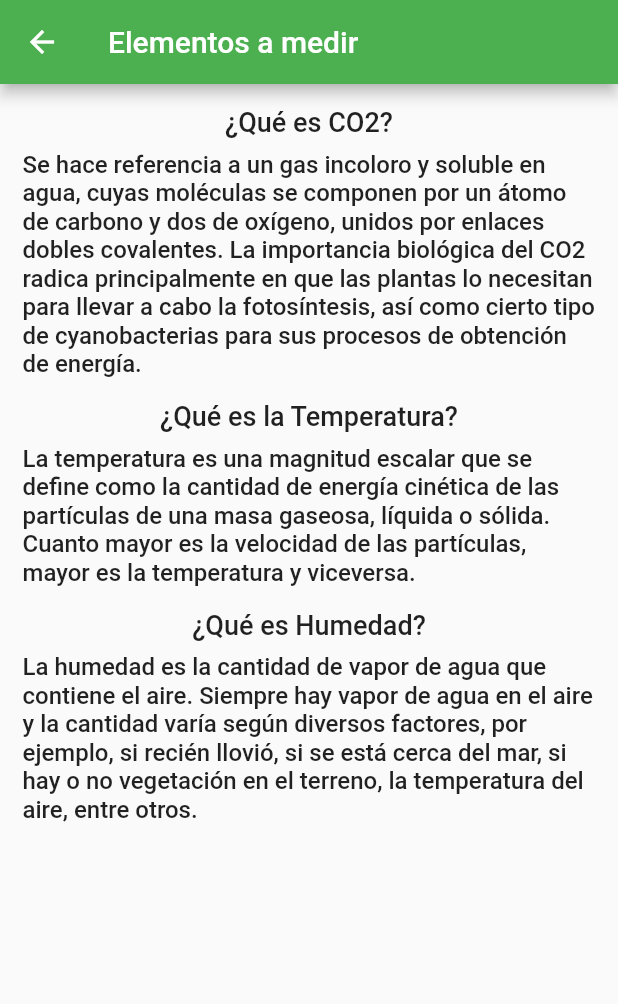
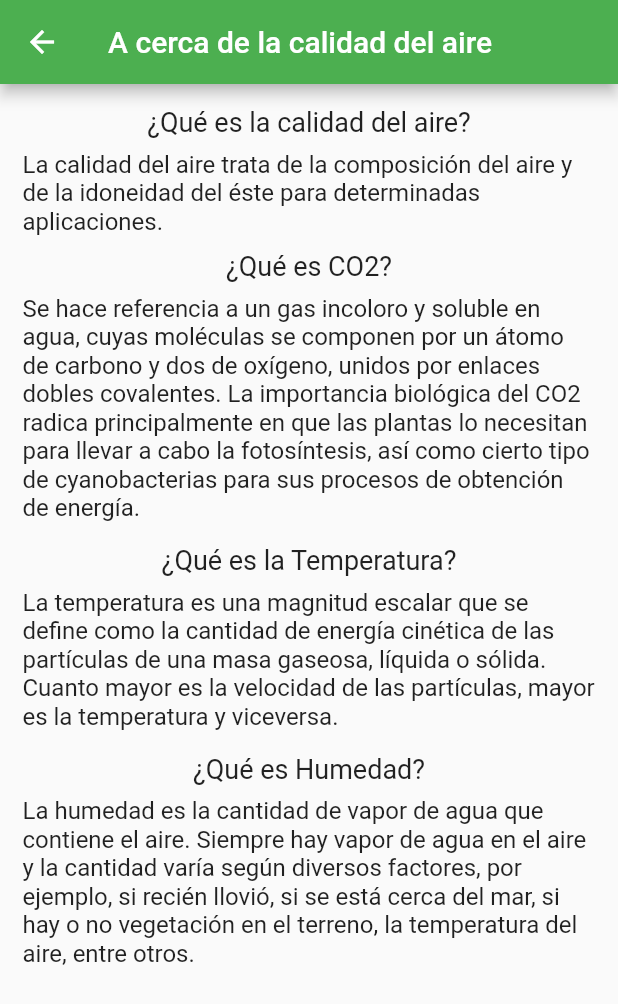
Before and after one commit to Fabiola08/crud, a Flutter app: the InfoPage screen opened directly, on a phone screen of 412 x 824 dp. Shown: the top 1004 px of the screen. Run offline on Flutter 3.47's test engine with Material 2 defaults, Android fonts, the phone set to English and light mode, and no system bars; our stand-ins replace cloud_firestore, firebase_auth, firebase_core, firebase_database, firebase_storage, fluttertoast and 3 more; accounts and stored records are empty.

Commit message:
Cambios de estilo

```diff
--- a/lib/pages/info_page.dart
+++ b/lib/pages/info_page.dart
@@ -10,7 +10,7 @@ class InfoPage extends StatelessWidget {
   Widget build(BuildContext context) {
     return Scaffold(
       appBar: AppBar(
-        title: const Text('Elementos a medir'),
+        title: const Text('A cerca de la calidad del aire'),
         backgroundColor: Colors.green,
       ),
        body: const SingleChildScrollView(
@@ -18,9 +18,24 @@ class InfoPage extends StatelessWidget {
           padding: EdgeInsets.all(15),
           child: Column(
             children: [
+              Text('¿Qué es la calidad del aire? ',
+              style: TextStyle(
+                fontWeight: FontWeight.w400,
+                fontSize: 18),
+                textAlign: TextAlign.center),
+
+              SizedBox(height: 8.0),
+
+              Text('La calidad del aire trata de la composición del aire y de la idoneidad del éste para determinadas aplicaciones.',
+              style: TextStyle(
+                fontWeight: FontWeight.w400,
+                fontSize: 16),
+                textAlign: TextAlign.start),
+
+              SizedBox(height: 10.0),
               Text('¿Qué es CO2?',
               style: TextStyle(
-                fontWeight: FontWeight.w500,
+                fontWeight: FontWeight.w400,
                 fontSize: 18),
                 textAlign: TextAlign.center),
 
@@ -28,7 +43,7 @@ class InfoPage extends StatelessWidget {
 
                 Text("Se hace referencia a un gas incoloro y soluble en agua, cuyas moléculas se componen por un átomo de carbono y dos de oxígeno, unidos por enlaces dobles covalentes. La importancia biológica del CO2 radica principalmente en que las plantas lo necesitan para llevar a cabo la fotosíntesis, así como cierto tipo de cyanobacterias para sus procesos de obtención de energía.",
                 style: TextStyle(
-                fontWeight: FontWeight.w500,
+                fontWeight: FontWeight.w400,
                 fontSize: 16),
                 textAlign: TextAlign.start),
 
@@ -36,7 +51,7 @@ class InfoPage extends StatelessWidget {
 
                 Text('¿Qué es la Temperatura?',
               style: TextStyle(
-                fontWeight: FontWeight.w500,
+                fontWeight: FontWeight.w400,
                 fontSize: 18),
                 textAlign: TextAlign.center),
 
@@ -44,7 +59,7 @@ class InfoPage extends StatelessWidget {
 
                 Text("La temperatura es una magnitud escalar que se define como la cantidad de energía cinética de las partículas de una masa gaseosa, líquida o sólida. Cuanto mayor es la velocidad de las partículas, mayor es la temperatura y viceversa.",
                 style: TextStyle(
-                fontWeight: FontWeight.w500,
+                fontWeight: FontWeight.w400,
                 fontSize: 16),
                 textAlign: TextAlign.start),
 
@@ -52,7 +67,7 @@ class InfoPage extends StatelessWidget {
 
                 Text('¿Qué es Humedad?',
               style: TextStyle(
-                fontWeight: FontWeight.w500,
+                fontWeight: FontWeight.w400,
                 fontSize: 18),
                 textAlign: TextAlign.center),
 
@@ -60,7 +75,7 @@ class InfoPage extends StatelessWidget {
 
                 Text("La humedad es la cantidad de vapor de agua que contiene el aire. Siempre hay vapor de agua en el aire y la cantidad varía según diversos factores, por ejemplo, si recién llovió, si se está cerca del mar, si hay o no vegetación en el terreno, la temperatura del aire, entre otros.",
                 style: TextStyle(
-                fontWeight: FontWeight.w500,
+                fontWeight: FontWeight.w400,
                 fontSize: 16),
                 textAlign: TextAlign.start),
 
```
Also changed, not shown: lib/pages/search_screen.dart (+58 -18 lines).
